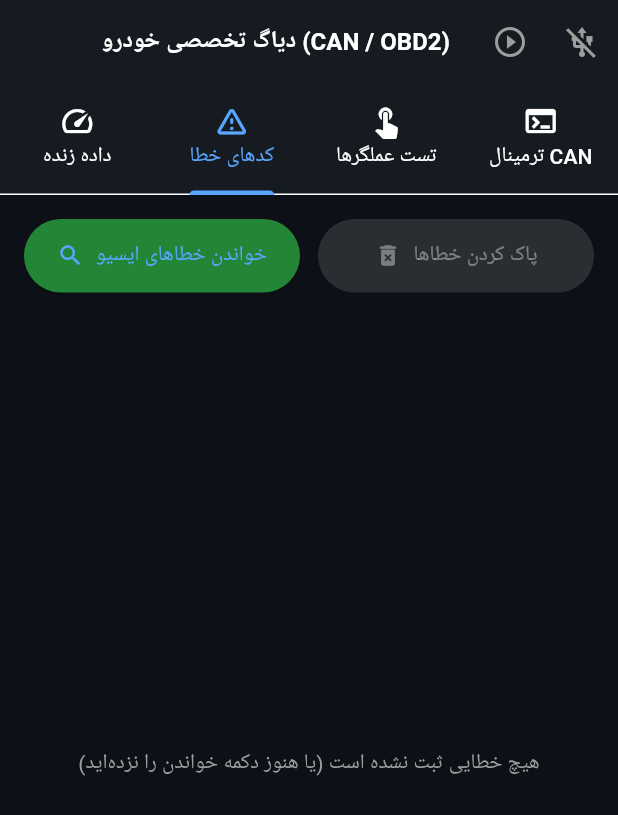
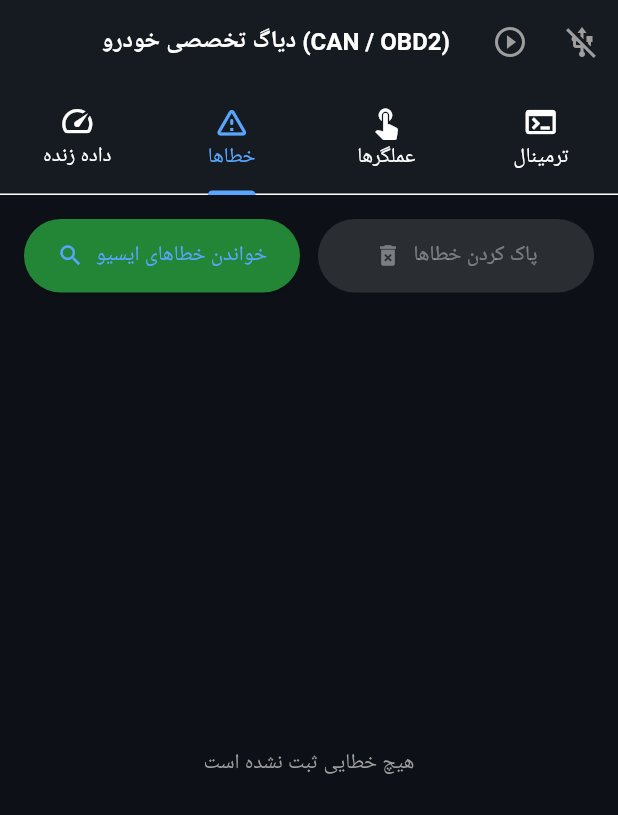
Before and after one commit to Ghasemzahmati/Diag-, a Flutter app: the screen it shows after launch, tab 2 chosen, on a phone screen of 412 x 824 dp. Shown: the top 815 px of the screen. Run offline on Flutter 3.47's test engine with Material 3 defaults, Android fonts, the phone set to English and light mode, and no system bars; missing offline and left inert: usb_serial.

Commit message:
Clean up code and update UI text
Removed commented-out sections and updated some text in the UI.

```diff
--- a/lib/main.dart
+++ b/lib/main.dart
@@ -31,9 +31,6 @@ class CanDiagApp extends StatelessWidget {
   }
 }
 
-// -------------------------------------------------------------
-// بانک اطلاعات ترجمه کدهای خطای رایج به فارسی
-// -------------------------------------------------------------
 final Map<String, String> dtcDescriptions = {
   'P0100': 'ایراد در مدار سنسور جریان جرمی هوا (MAF)',
   'P0105': 'ایراد در مدار سنسور فشار منیفولد (MAP)',
@@ -68,18 +65,14 @@ class _MainDiagScreenState extends State<MainDiagScreen> with SingleTickerProvid
   Timer? _liveDataTimer;
   String _serialBuffer = '';
 
-  // پارامترهای زنده (Live Data)
   int _rpm = 0;
   int _speed = 0;
   int _coolant = 0;
   double _battery = 0.0;
   int _throttle = 0;
 
-  // کدهای خطا (DTCs)
   final List<String> _detectedFaults = [];
   bool _isLoadingFaults = false;
-
-  // لاگ ترمینال CAN
   final List<String> _canLogs = [];
 
   @override
@@ -88,7 +81,6 @@ class _MainDiagScreenState extends State<MainDiagScreen> with SingleTickerProvid
     _tabController = TabController(length: 4, vsync: this);
   }
 
-  // --- مدیریت اتصال USB ---
   Future<void> _toggleUsbConnection() async {
     if (_isConnected) {
       _disconnect();
@@ -115,23 +107,20 @@ class _MainDiagScreenState extends State<MainDiagScreen> with SingleTickerProvid
       await _port!.setDTR(true);
       await _port!.setRTS(true);
       await _port!.setPortParameters(
-        115200, // نرخ استاندارد سریال
+        115200,
         UsbPort.DATABITS_8,
         UsbPort.STOPBITS_1,
         UsbPort.PARITY_NONE,
       );
 
       setState(() => _isConnected = true);
-      _showToast('دانگل USB CAN با موفقیت متصل شد.');
+      _showToast('دانگل USB CAN متصل شد.');
 
-      // گوش دادن به داده‌های ورودی
       _port!.inputStream!.listen(_processUsbData, onDone: _disconnect);
 
-      // مقداردهی اولیه SLCAN به سرعت 500Kbps خودرو
-      _sendRawCanCommand('S6\r'); // 500kbps CAN speed
-      _sendRawCanCommand('O\r');  // Open CAN Channel
+      _sendRawCanCommand('S6\r');
+      _sendRawCanCommand('O\r');
 
-      // شروع درخواست دوره‌ای داده‌های زنده
       _startLivePolling();
     } catch (e) {
       _showToast('خطا در اتصال: $e');
@@ -149,7 +138,6 @@ class _MainDiagScreenState extends State<MainDiagScreen> with SingleTickerProvid
     });
   }
 
-  // پردازش داده‌های متنی دریافتی از دانگل
   void _processUsbData(Uint8List data) {
     _serialBuffer += String.fromCharCodes(data);
     while (_serialBuffer.contains('\r') || _serialBuffer.contains('\n')) {
@@ -172,21 +160,16 @@ class _MainDiagScreenState extends State<MainDiagScreen> with SingleTickerProvid
       _canLogs.add(frame);
     });
 
-    // نمونه فریم دریافت پاسخ استاندارد OBD-II:
-    // t7E8 8 04 41 0C 1A F8 00 00 00 (دور موتور)
     if (frame.startsWith('t7E8') || frame.startsWith('t7E9') || frame.contains('41') || frame.contains('43')) {
       _parseObdResponse(frame);
     }
   }
 
-  // رمزگشایی کدهای برگشتی از ECU
   void _parseObdResponse(String frame) {
     try {
-      // نرمال‌سازی فریم
       String clean = frame.replaceAll(RegExp(r'[^0-9A-Fa-f]'), '');
       if (clean.length < 8) return;
 
-      // جستجوی بایت پاسخ سرویس (مثلا 41 برای Live Data)
       int idx41 = clean.indexOf('41');
       if (idx41 != -1 && clean.length >= idx41 + 4) {
         String pid = clean.substring(idx41 + 2, idx41 + 4).toUpperCase();
@@ -194,30 +177,30 @@ class _MainDiagScreenState extends State<MainDiagScreen> with SingleTickerProvid
 
         setState(() {
           switch (pid) {
-            case '0C': // دور موتور RPM = ((A*256)+B)/4
+            case '0C':
               if (payload.length >= 4) {
                 int a = int.parse(payload.substring(0, 2), radix: 16);
                 int b = int.parse(payload.substring(2, 4), radix: 16);
                 _rpm = ((a * 256) + b) ~/ 4;
               }
               break;
-            case '0D': // سرعت Vehicle Speed = A
+            case '0D':
               if (payload.length >= 2) {
                 _speed = int.parse(payload.substring(0, 2), radix: 16);
               }
               break;
-            case '05': // دمای آب Engine Coolant Temp = A - 40
+            case '05':
               if (payload.length >= 2) {
                 _coolant = int.parse(payload.substring(0, 2), radix: 16) - 40;
               }
               break;
-            case '11': // زاویه دریچه گاز Throttle = (A*100)/255
+            case '11':
               if (payload.length >= 2) {
                 int a = int.parse(payload.substring(0, 2), radix: 16);
                 _throttle = ((a * 100) / 255).round();
               }
               break;
-            case '42': // ولتاژ باتری Control Module Voltage = ((A*256)+B)/1000
+            case '42':
               if (payload.length >= 4) {
                 int a = int.parse(payload.substring(0, 2), radix: 16);
                 int b = int.parse(payload.substring(2, 4), radix: 16);
@@ -228,7 +211,6 @@ class _MainDiagScreenState extends State<MainDiagScreen> with SingleTickerProvid
         });
       }
 
-      // پاسخ سرویس 03 (خواندن خطاها - کد 43)
       int idx43 = clean.indexOf('43');
       if (idx43 != -1) {
         String dtcData = clean.substring(idx43 + 4);
@@ -264,7 +246,6 @@ class _MainDiagScreenState extends State<MainDiagScreen> with SingleTickerProvid
     });
   }
 
-  // ارسال فریم‌های استاندارد CAN به ایسیو
   void _sendRawCanCommand(String cmd) {
     if (_port != null && _isConnected) {
       _port!.write(Uint8List.fromList(cmd.codeUnits));
@@ -272,8 +253,6 @@ class _MainDiagScreenState extends State<MainDiagScreen> with SingleTickerProvid
   }
 
   void _sendObdRequest(String serviceAndPid) {
-    // بسته استاندارد درخواست دیاگ به آیدی ایسیو (0x7DF / 0x7E0):
-    // t7DF 8 [Length] [Service] [PID] 00 00 00 00 00\r
     int len = serviceAndPid.length ~/ 2;
     String frame = 't7DF80$len$serviceAndPid' + '00' * (7 - len) + '\r';
     _sendRawCanCommand(frame);
@@ -284,18 +263,16 @@ class _MainDiagScreenState extends State<MainDiagScreen> with SingleTickerProvid
     int step = 0;
     _liveDataTimer = Timer.periodic(const Duration(milliseconds: 150), (timer) {
       if (!_isConnected) return;
-      // ارسال نوبتی درخواست پارامترهای موتور
       switch (step % 4) {
-        case 0: _sendObdRequest('010C'); break; // دور موتور
-        case 1: _sendObdRequest('010D'); break; // سرعت
-        case 2: _sendObdRequest('0105'); break; // دمای آب
-        case 3: _sendObdRequest('0111'); break; // دریچه گاز
+        case 0: _sendObdRequest('010C'); break;
+        case 1: _sendObdRequest('010D'); break;
+        case 2: _sendObdRequest('0105'); break;
+        case 3: _sendObdRequest('0111'); break;
       }
       step++;
     });
   }
 
-  // --- درخواست خواندن خطاها ---
   void _readDtcCodes() {
     if (_isDemoMode) {
       setState(() {
@@ -321,9 +298,7 @@ class _MainDiagScreenState extends State<MainDiagScreen> with SingleTickerProvid
       _detectedFaults.clear();
     });
 
-    // ارسال درخواست Mode 03 (خواندن خطاهای ثبت شده)
     _sendObdRequest('03');
-    // مهلت انتظار پاسخ ایسیو
     Future.delayed(const Duration(seconds: 3), () {
       if (mounted && _isLoadingFaults) {
         setState(() => _isLoadingFaults = false);
@@ -331,13 +306,12 @@ class _MainDiagScreenState extends State<MainDiagScreen> with SingleTickerProvid
     });
   }
 
-  // --- درخواست پاک کردن خطاها ---
   void _clearDtcCodes() {
     showDialog(
       context: context,
       builder: (ctx) => AlertDialog(
         title: const Text('پاک‌سازی حافظه خطاهای ایسیو'),
-        content: const Text('آیا از پاک کردن تمام خطاهای موتور (Clear DTCs) اطمینان دارید؟ سوئیچ خودرو باید باز باشد.'),
+        content: const Text('آیا از پاک کردن تمام خطاهای موتور اطمینان دارید؟'),
         actions: [
           TextButton(onPressed: () => Navigator.pop(ctx), child: const Text('انصراف')),
           ElevatedButton(
@@ -346,13 +320,12 @@ class _MainDiagScreenState extends State<MainDiagScreen> with SingleTickerProvid
               Navigator.pop(ctx);
               if (_isDemoMode) {
                 setState(() => _detectedFaults.clear());
-                _showToast('خطاها با موفقیت پاک شدند (حالت شبیه‌ساز).');
+                _showToast('خطاها با موفقیت پاک شدند.');
                 return;
               }
-              // ارسال درخواست Mode 04 برای ریست خطاهای ذخیره شده
               _sendObdRequest('04');
               setState(() => _detectedFaults.clear());
-              _showToast('دستور پاک کردن خطاها به ایسیو ارسال شد.');
+              _showToast('دستور پاک کردن خطاها ارسال شد.');
             },
             child: const Text('پاک کردن خطاها'),
           )
@@ -361,7 +334,6 @@ class _MainDiagScreenState extends State<MainDiagScreen> with SingleTickerProvid
     );
   }
 
-  // --- ارسال دستور تست عملگرها ---
   void _executeActuatorTest(String name, String servicePayload) {
     if (!_isConnected && !_isDemoMode) {
       _showToast('برای تست عملگرها باید به خودرو متصل باشید.');
@@ -380,7 +352,6 @@ class _MainDiagScreenState extends State<MainDiagScreen> with SingleTickerProvid
             onPressed: () {
               Navigator.pop(ctx);
               if (_isConnected) {
-                // ارسال فریم UDS IO Control / Routine Test به ایسیو
                 _sendRawCanCommand('t7E08' + servicePayload + '\r');
               }
               _showToast('دستور فعال‌سازی $name ارسال شد.');
@@ -392,7 +363,6 @@ class _MainDiagScreenState extends State<MainDiagScreen> with SingleTickerProvid
     );
   }
 
-  // حالت شبیه‌ساز داخلی برای تست بدون خودرو
   void _toggleDemo(bool enable) {
     setState(() => _isDemoMode = enable);
     _liveDataTimer?.cancel();
@@ -415,60 +385,25 @@ class _MainDiagScreenState extends State<MainDiagScreen> with SingleTickerProvid
     ScaffoldMessenger.of(context).showSnackBar(SnackBar(content: Text(msg)));
   }
 
-  @override
-  void dispose() {
-    _disconnect();
-    _tabController.dispose();
-    super.dispose();
-  }
-
-  @override
-  Widget build(BuildContext context) {
-    return Scaffold(
-      appBar: AppBar(
-        title: const Text('دیاگ تخصصی خودرو (CAN / OBD2)', style: TextStyle(fontSize: 16, fontWeight: FontWeight.bold)),
-        centerTitle: true,
-        backgroundColor: const Color(0xFF161B22),
-        actions: [
-          IconButton(
-            icon: Icon(_isDemoMode ? Icons.play_circle : Icons.play_circle_outline,
-                color: _isDemoMode ? Colors.amber : Colors.grey),
-            tooltip: 'شبیه‌ساز تستی',
-            onPressed: () => _toggleDemo(!_isDemoMode),
-          ),
-          IconButton(
-            icon: Icon(
-              _isConnected ? Icons.usb : Icons.usb_off,
-              color: _isConnected ? const Color(0xFF58A6FF) : Colors.grey,
-            ),
-            tooltip: 'اتصال دانگل USB',
-            onPressed: _toggleUsbConnection,
-          ),
-        ],
-        bottom: TabBar(
-          controller: _tabController,
-          indicatorColor: const Color(0xFF58A6FF),
-          tabs: const [
-            Tab(icon: Icon(Icons.speed), text: 'داده زنده'),
-            Tab(icon: Icon(Icons.warning_amber_rounded), text: 'کدهای خطا'),
-            Tab(icon: Icon(Icons.touch_app), text: 'تست عملگرها'),
-            Tab(icon: Icon(Icons.terminal), text: 'ترمینال CAN'),
-          ],
-        ),
+  Widget _buildGaugeCard(String title, String val, String unit, Color clr) {
+    return Container(
+      padding: const EdgeInsets.symmetric(vertical: 18, horizontal: 12),
+      decoration: BoxDecoration(
+        color: const Color(0xFF161B22),
+        borderRadius: BorderRadius.circular(12),
+        border: Border.all(color: clr.withOpacity(0.3)),
       ),
-      body: TabBarView(
-        controller: _tabController,
+      child: Column(
         children: [
-          _buildLiveDataTab(),
-          _buildDtcFaultsTab(),
-          _buildActuatorTestTab(),
-          _buildTerminalTab(),
+          Text(title, style: const TextStyle(fontSize: 12, color: Colors.grey)),
+          const SizedBox(height: 8),
+          Text(val, style: TextStyle(fontSize: 28, fontWeight: FontWeight.bold, color: clr)),
+          Text(unit, style: const TextStyle(fontSize: 11, color: Colors.white38)),
         ],
       ),
     );
   }
 
-  // ۱. تب پارامترهای زنده موتور
   Widget _buildLiveDataTab() {
     return Padding(
       padding: const EdgeInsets.all(16.0),
@@ -514,7 +449,6 @@ class _MainDiagScreenState extends State<MainDiagScreen> with SingleTickerProvid
     );
   }
 
-  // ۲. تب خواندن و پاک کردن خطاهای ایسیو
   Widget _buildDtcFaultsTab() {
     return Padding(
       padding: const EdgeInsets.all(16.0),
@@ -553,14 +487,13 @@ class _MainDiagScreenState extends State<MainDiagScreen> with SingleTickerProvid
                 ? const Center(child: CircularProgressIndicator())
                 : _detectedFaults.isEmpty
                     ? const Center(
-                        child: Text('هیچ خطایی ثبت نشده است (یا هنوز دکمه خواندن را نزده‌اید)',
-                            style: TextStyle(color: Colors.grey)),
+                        child: Text('هیچ خطایی ثبت نشده است', style: TextStyle(color: Colors.grey)),
                       )
                     : ListView.builder(
                         itemCount: _detectedFaults.length,
                         itemBuilder: (ctx, i) {
                           final code = _detectedFaults[i];
-                          final desc = dtcDescriptions[code] ?? 'کد خطای ناشناخته / اختصاصی کارخانه';
+                          final desc = dtcDescriptions[code] ?? 'کد خطای ناشناخته / اختصاصی';
                           return Card(
                             margin: const EdgeInsets.only(bottom: 10),
                             shape: RoundedRectangleBorder(borderRadius: BorderRadius.circular(8)),
@@ -575,6 +508,131 @@ class _MainDiagScreenState extends State<MainDiagScreen> with SingleTickerProvid
                                 child: Text(code, style: const TextStyle(fontWeight: FontWeight.bold, color: Colors.white)),
                               ),
                               title: Text(desc, style: const TextStyle(fontSize: 14)),
-                              subtitle: const Text('وضعیت: دائم / ذخیره شده در حافظه ECU', style: TextStyle(fontSize: 11, color: Colors.grey)),
                             ),
                           );
+                        },
+                      ),
+          ),
+        ],
+      ),
+    );
+  }
+
+  Widget _buildActuatorTestTab() {
+    final actuators = [
+      {'name': 'فن خنک‌کننده (دور کند)', 'icon': Icons.toys, 'payload': '042F0101000000'},
+      {'name': 'فن خنک‌کننده (دور تند)', 'icon': Icons.toys, 'payload': '042F0102000000'},
+      {'name': 'رله پمپ بنزین / دوبل', 'icon': Icons.local_gas_station, 'payload': '042F0201000000'},
+      {'name': 'انژکتور سیلندر ۱', 'icon': Icons.flash_on, 'payload': '042F0301000000'},
+      {'name': 'انژکتور سیلندر ۲', 'icon': Icons.flash_on, 'payload': '042F0302000000'},
+      {'name': 'شیر برقی کنیستر', 'icon': Icons.filter_alt, 'payload': '042F0401000000'},
+      {'name': 'چراغ چک پشت آمپر (MIL)', 'icon': Icons.warning, 'payload': '042F0501000000'},
+    ];
+
+    return ListView.builder(
+      padding: const EdgeInsets.all(16),
+      itemCount: actuators.length,
+      itemBuilder: (ctx, i) {
+        final act = actuators[i];
+        return Card(
+          margin: const EdgeInsets.only(bottom: 12),
+          child: ListTile(
+            leading: Icon(act['icon'] as IconData, color: const Color(0xFF58A6FF)),
+            title: Text(act['name'] as String, style: const TextStyle(fontWeight: FontWeight.bold)),
+            subtitle: const Text('ارسال پالس تحریک به مدت ۵ ثانیه', style: TextStyle(fontSize: 12, color: Colors.grey)),
+            trailing: ElevatedButton(
+              style: ElevatedButton.styleFrom(backgroundColor: const Color(0xFF238636)),
+              onPressed: () => _executeActuatorTest(act['name'] as String, act['payload'] as String),
+              child: const Text('تست'),
+            ),
+          ),
+        );
+      },
+    );
+  }
+
+  Widget _buildTerminalTab() {
+    return Container(
+      color: const Color(0xFF0D1117),
+      padding: const EdgeInsets.all(12),
+      child: Column(
+        crossAxisAlignment: CrossAxisAlignment.start,
+        children: [
+          Row(
+            mainAxisAlignment: MainAxisAlignment.spaceBetween,
+            children: [
+              const Text('CAN Bus Raw Stream:', style: TextStyle(color: Colors.grey, fontSize: 12)),
+              TextButton(onPressed: () => setState(() => _canLogs.clear()), child: const Text('پاکسازی')),
+            ],
+          ),
+          Expanded(
+            child: ListView.builder(
+              reverse: true,
+              itemCount: _canLogs.length,
+              itemBuilder: (ctx, i) {
+                final log = _canLogs[_canLogs.length - 1 - i];
+                return Text(
+                  log,
+                  style: const TextStyle(fontFamily: 'monospace', fontSize: 13, color: Color(0xFF58A6FF)),
+                );
+              },
+            ),
+          ),
+        ],
+      ),
+    );
+  }
+
+  @override
+  void dispose() {
+    _disconnect();
+    _tabController.dispose();
+    super.dispose();
+  }
+
+  @override
+  Widget build(BuildContext context) {
+    return Scaffold(
+ appBar: AppBar(
+        title: const Text('دیاگ تخصصی خودرو (CAN / OBD2)', style: TextStyle(fontSize: 16, fontWeight: FontWeight.bold)),
+        centerTitle: true,
+        backgroundColor: const Color(0xFF161B22),
+        actions: [
+          IconButton(
+            icon: Icon(_isDemoMode ? Icons.play_circle : Icons.play_circle_outline,
+                color: _isDemoMode ? Colors.amber : Colors.grey),
+            tooltip: 'شبیه‌ساز تستی',
+            onPressed: () => _toggleDemo(!_isDemoMode),
+          ),
+          IconButton(
+            icon: Icon(
+              _isConnected ? Icons.usb : Icons.usb_off,
+              color: _isConnected ? const Color(0xFF58A6FF) : Colors.grey,
+            ),
+            tooltip: 'اتصال دانگل USB',
+            onPressed: _toggleUsbConnection,
+          ),
+        ],
+        bottom: TabBar(
+          controller: _tabController,
+          indicatorColor: const Color(0xFF58A6FF),
+          tabs: const [
+            Tab(icon: Icon(Icons.speed), text: 'داده زنده'),
+            Tab(icon: Icon(Icons.warning_amber_rounded), text: 'خطاها'),
+            Tab(icon: Icon(Icons.touch_app), text: 'عملگرها'),
+            Tab(icon: Icon(Icons.terminal), text: 'ترمینال'),
+          ],
+        ),
+      ),
+      body: TabBarView(
+        controller: _tabController,
+        children: [
+          _buildLiveDataTab(),
+          _buildDtcFaultsTab(),
+          _buildActuatorTestTab(),
+          _buildTerminalTab(),
+        ],
+      ),
+    );
+  }
+}
```
